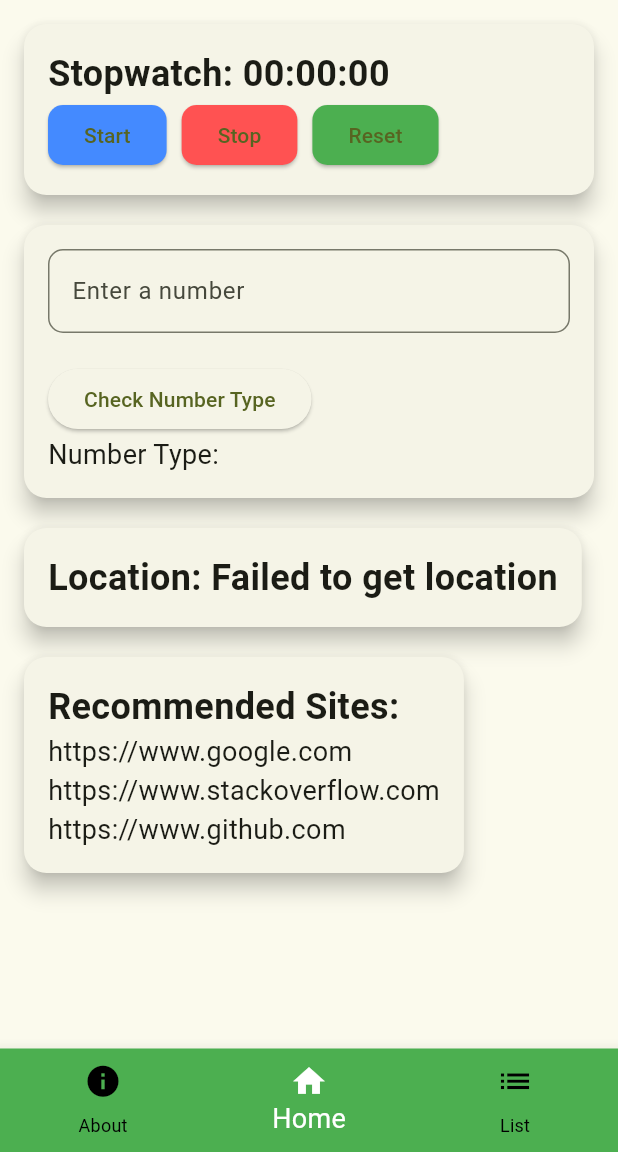
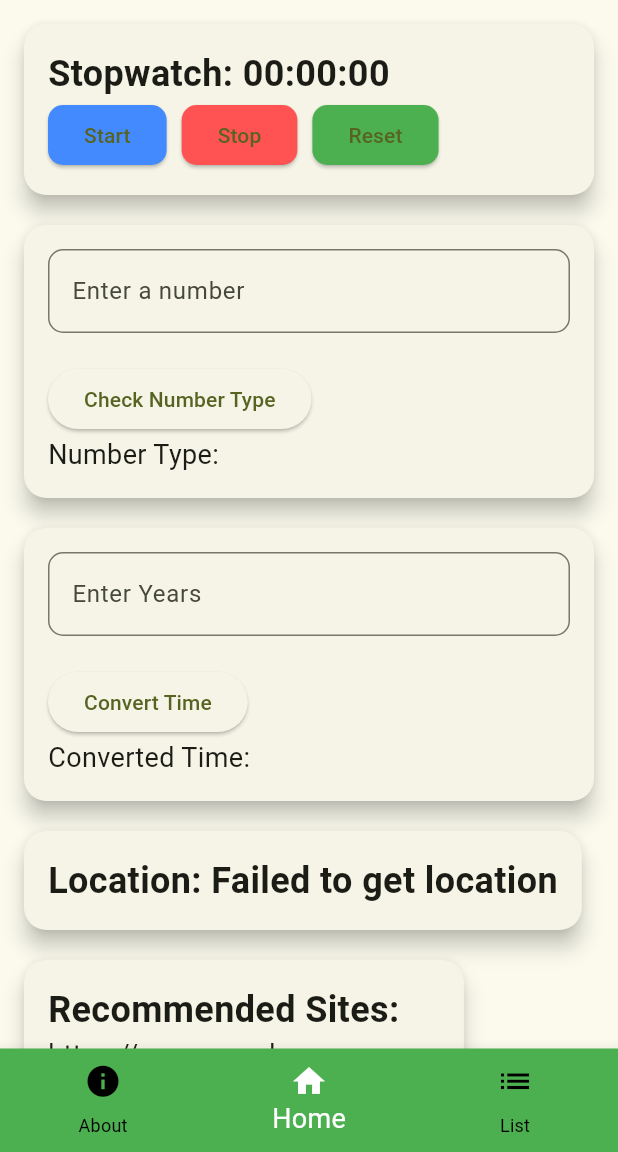
Before and after one commit to H4616/tpm, a Flutter app: the HomePage screen opened by its route, on a phone screen of 412 x 824 dp, the part 84-1236 px from its top. Run offline on Flutter 3.47's test engine with Material 3 defaults, Android fonts, the phone set to English and light mode, and no system bars; our stand-ins replace location, shared_preferences; accounts and stored records are empty.

Commit message:
update 2

```diff
--- /dev/null
+++ b/lib/Service/KonversiService.dart
@@ -0,0 +1,26 @@
+class TimeConverter {
+  // Fungsi untuk mengonversi tahun ke bulan, hari, jam, menit, dan detik
+  String convertYears(int years) {
+    int months = years * 12; // 1 tahun = 12 bulan
+    int days = years * 365; // Menghitung hari dengan asumsi 1 tahun = 365 hari
+    int hours = days * 24; // Menghitung jam dari hari
+    int minutes = hours * 60; // Menghitung menit dari jam
+    int seconds = minutes * 60; // Menghitung detik dari menit
+
+    return '$years Tahun, $months Bulan, $days Hari, $hours Jam, $minutes Menit, $seconds Detik';
+  }
+
+  // Fungsi untuk mengonversi tahun, bulan, hari, jam, menit, detik ke total detik
+  int convertToSeconds({int years = 0, int months = 0, int days = 0, int hours = 0, int minutes = 0, int seconds = 0}) {
+    int totalSeconds = 0;
+
+    totalSeconds += years * 365 * 24 * 60 * 60; // Tahun ke detik (dengan asumsi 1 tahun = 365 hari)
+    totalSeconds += months * 30 * 24 * 60 * 60; // Bulan ke detik (dengan asumsi 1 bulan = 30 hari)
+    totalSeconds += days * 24 * 60 * 60; // Hari ke detik
+    totalSeconds += hours * 60 * 60; // Jam ke detik
+    totalSeconds += minutes * 60; // Menit ke detik
+    totalSeconds += seconds; // Detik
+
+    return totalSeconds;
+  }
+}
--- a/lib/view/HomePage.dart
+++ b/lib/view/HomePage.dart
@@ -6,6 +6,7 @@ import '../Service/StopwatchService.dart';
 import 'package:tpm_tugas3/Service/JenisBilanganService.dart';
 import '../Service/LocationService.dart';
 import '../Service/RecommendationService.dart';
+import '../Service/KonversiService.dart';
 
 class HomePage extends StatefulWidget {
   const HomePage({super.key});
@@ -29,11 +30,16 @@ class _HomePageState extends State<HomePage> {
   final Jenisbilangan _jenisBilangan = Jenisbilangan();
   final LocationService _locationService = LocationService();
   final RecommendationService _recommendationService = RecommendationService();
+  final TimeConverter _konversiService = TimeConverter();
 
   String _location = "Fetching location..."; // Lokasi perangkat
   String _numberType = ''; // Menyimpan hasil penentuan jenis bilangan
   String _inputNumber = ''; // Menyimpan input angka dari pengguna
   String _stopwatchTime = '00:00:00';
+
+  // Konversi waktu
+  String _convertedTime = ''; // Menyimpan hasil konversi waktu
+  String _yearsInput = ''; // Menyimpan input Tahun
 
   // Halaman-halaman yang dapat dipilih dari bottom navigation bar
   final List<Widget> _pages = [
@@ -90,6 +96,13 @@ class _HomePageState extends State<HomePage> {
   void _checkNumberType() {
     setState(() {
       _numberType = _jenisBilangan.checkNumberType(_inputNumber); // Memanggil fungsi checkNumberType
+    });
+  }
+
+  // Fungsi untuk mengonversi Tahun
+  void _convertTime() {
+    setState(() {
+      _convertedTime = _konversiService.convertYears(int.tryParse(_yearsInput) ?? 0); // Mengonversi detik ke format waktu
     });
   }
 
@@ -236,6 +249,51 @@ class _HomePageState extends State<HomePage> {
               ),
             ),
 
+            // Fitur Konversi Waktu dalam Card
+            Card(
+              elevation: 6,
+              margin: const EdgeInsets.only(bottom: 20),
+              shape: RoundedRectangleBorder(
+                borderRadius: BorderRadius.circular(15),
+              ),
+              child: Padding(
+                padding: const EdgeInsets.all(16.0),
+                child: Column(
+                  crossAxisAlignment: CrossAxisAlignment.start,
+                  children: [
+                    // Input Field
+                    TextField(
+                      keyboardType: TextInputType.number, // Mengatur keyboard untuk input angka
+                      onChanged: (value) {
+                        setState(() {
+                          _yearsInput = value; // Menyimpan input tahun dari pengguna
+                        });
+                      },
+                      decoration: InputDecoration(
+                        labelText: 'Enter Years',
+                        border: OutlineInputBorder(
+                          borderRadius: BorderRadius.circular(10),
+                        ),
+                      ),
+                    ),
+                    const SizedBox(height: 20),
+
+                    // Tombol untuk mengonversi detik
+                    ElevatedButton(
+                      onPressed: _convertTime,
+                      child: const Text('Convert Time'),
+                    ),
+
+                    // Menampilkan hasil konversi waktu
+                    Text(
+                      'Converted Time: $_convertedTime', // Menampilkan hasil konversi waktu
+                      style: const TextStyle(fontSize: 18),
+                    ),
+                  ],
+                ),
+              ),
+            ),
+
             // Fitur Lokasi dalam Card
             Card(
               elevation: 6,
```
Also changed, not shown: lib/view/StopwatchPage.dart (deleted, +0 -39 lines).
